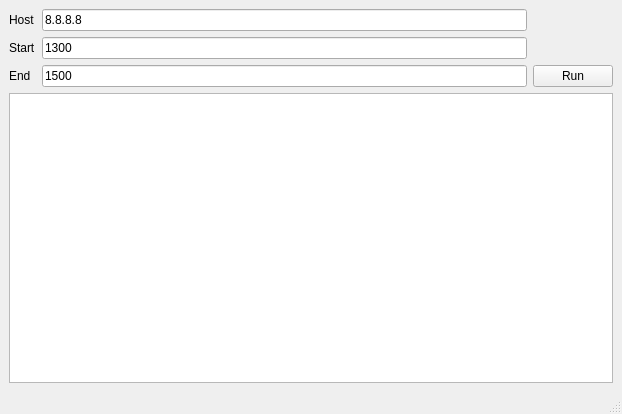
Qt form ui/main.ui (jesseklm/mtu-discovery) before a commit.
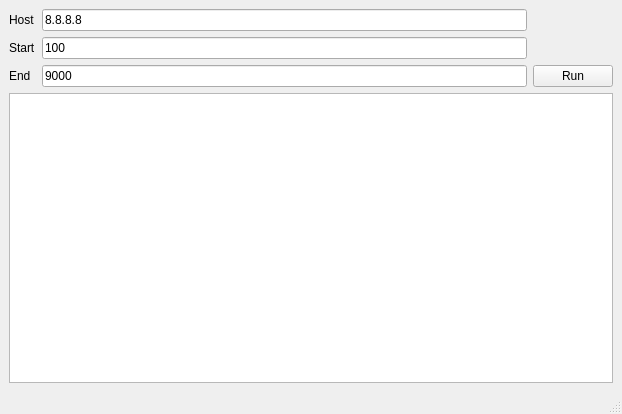
The same form after that commit.

Commit message: set default range

Patch:
```diff
--- a/ui/main.ui
+++ b/ui/main.ui
@@ -25,7 +25,7 @@
     <item row="1" column="1">
      <widget class="QLineEdit" name="lineEdit_start">
       <property name="text">
-       <string>1300</string>
+       <string>100</string>
       </property>
      </widget>
     </item>
@@ -53,7 +53,7 @@
     <item row="2" column="1">
      <widget class="QLineEdit" name="lineEdit_end">
       <property name="text">
-       <string>1500</string>
+       <string>9000</string>
       </property>
      </widget>
     </item>
```
